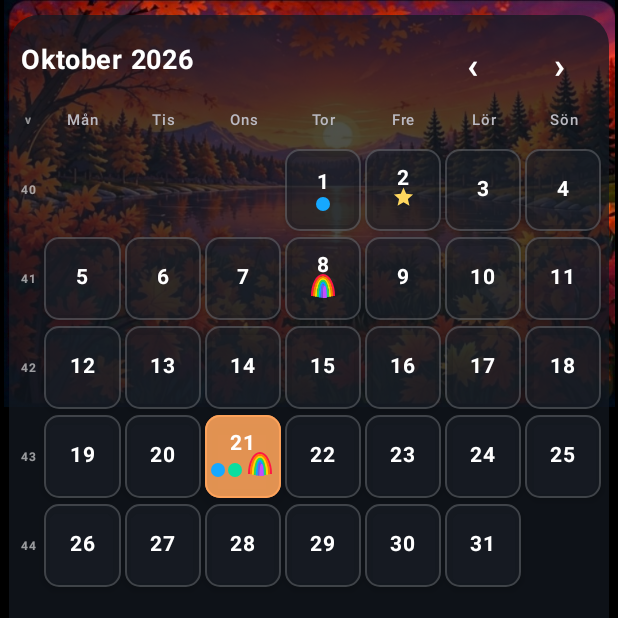
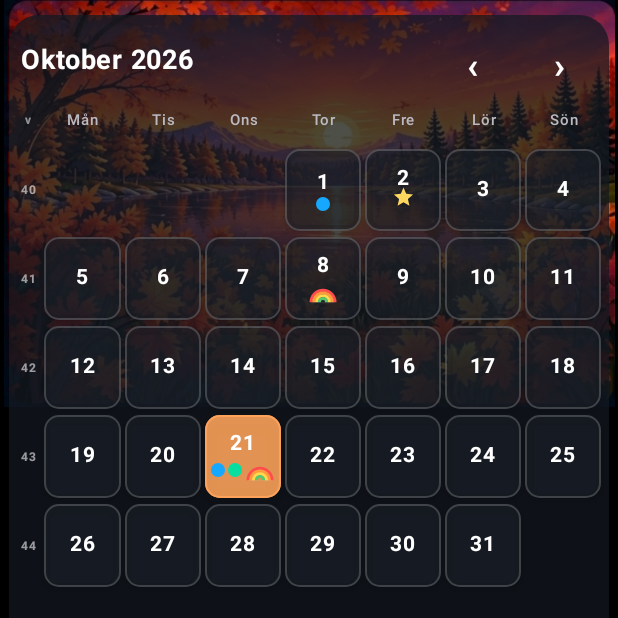
Before and after one commit to bananofil-wq/Familjekalender4.0, an Android app built with Jetpack Compose: the composable PreviewScreen called with empty values, on a phone screen of 412 x 824 dp, the top half of it. Run offline under Robolectric (Android 15) with nearby library versions, the phone set to English and light mode, and no system bars; network calls fail.

Commit message:
Use clean drawn birthday rainbow

```diff
--- a/app/src/main/java/se/familjekalender/app/ExactCalendarScreen.kt
+++ b/app/src/main/java/se/familjekalender/app/ExactCalendarScreen.kt
@@ -375,7 +375,7 @@ private fun MonthPanel(
                                     ) {
                                         dayEvents.forEach { event ->
                                             when {
-                                                isBirthdayEvent(event) -> Box(Modifier.width(20.dp), contentAlignment = Alignment.Center) { Text("🌈", fontSize = 15.sp, lineHeight = 18.sp, maxLines = 1, softWrap = false) }
+                                                isBirthdayEvent(event) -> BirthdayRainbowIcon(Modifier.size(width = 20.dp, height = 16.dp))
                                                 event.memberId == ALL_FAMILY_MEMBER_ID -> Text(
                                                     "★",
                                                     color = Color(0xFFFFD75E),
```
